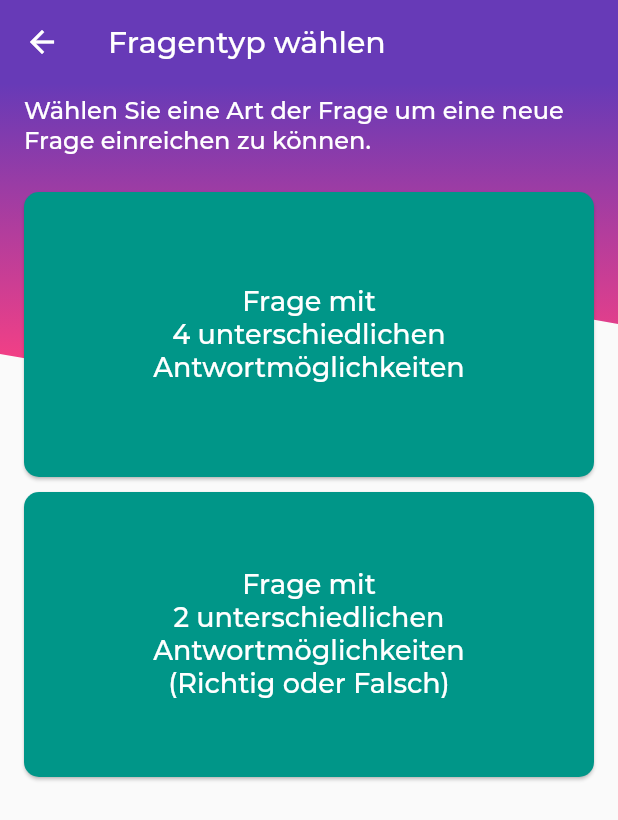
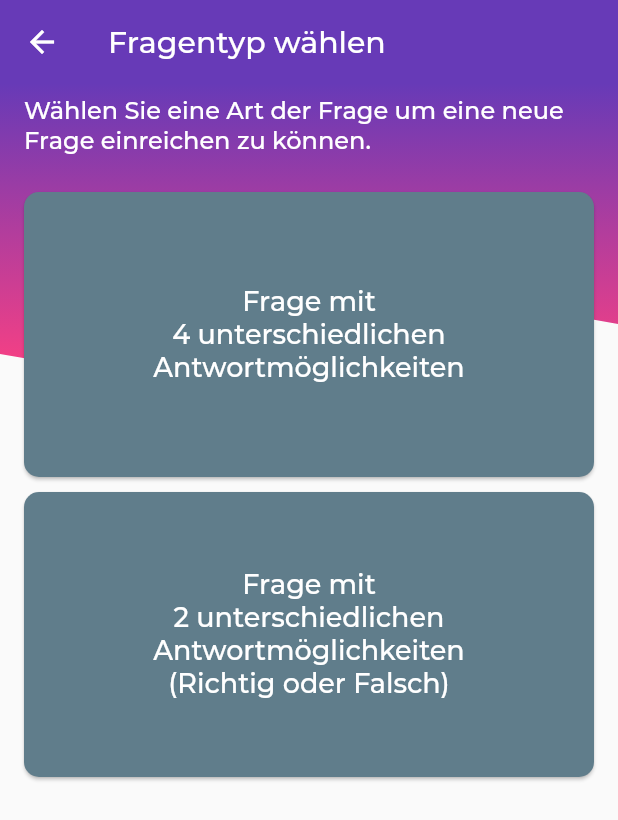
Before and after one commit to Feeelix92/flutter_lernquiz_app, a Flutter app: the QuestionTypeSelect screen opened directly, on a phone screen of 412 x 824 dp. Shown: the top 820 px of the screen. Run offline on Flutter 3.47's test engine with Material 2 defaults, Android fonts, the phone set to English and light mode, and no system bars; drawn by our look-alikes of auto_size_text; our stand-ins replace flutter_custom_clippers, html_unescape; missing offline and left inert: flutter_email_sender.

Commit message:
-Farben angepasst

```diff
--- a/lib/screens/question_type_select.dart
+++ b/lib/screens/question_type_select.dart
@@ -86,7 +86,8 @@ class QuestionTypeSelect extends StatelessWidget {
       shape: RoundedRectangleBorder(
         borderRadius: BorderRadius.circular(10.0),
       ),
-      color: Theme.of(context).buttonColor,
+      color: Colors.blueGrey,
+//      color: Theme.of(context).buttonColor,
       child: Column(
         mainAxisAlignment: MainAxisAlignment.center,
         children: <Widget>[
```
